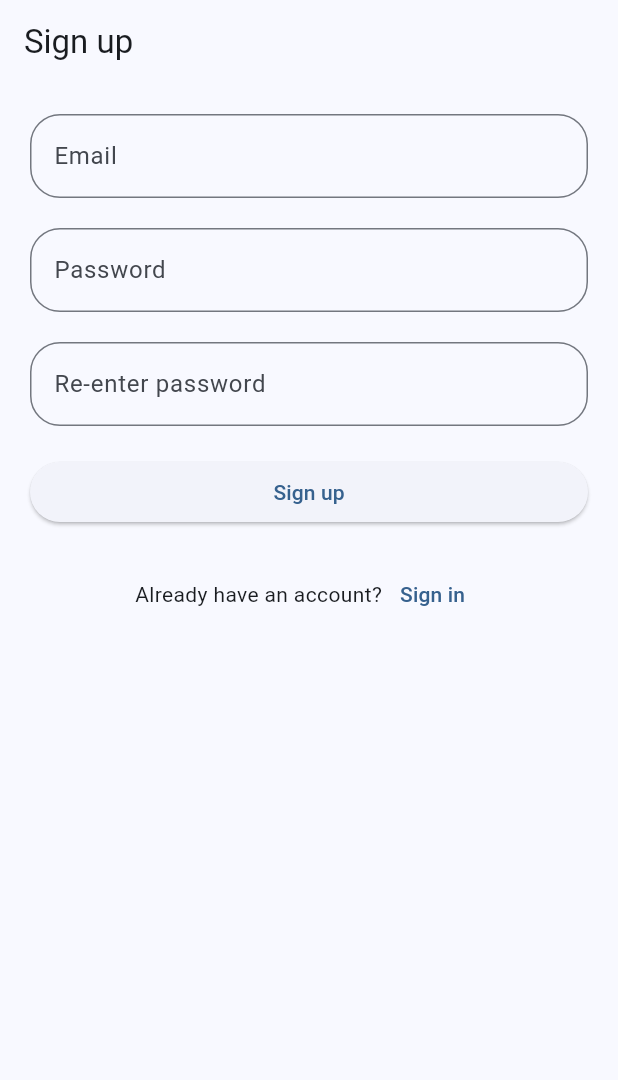
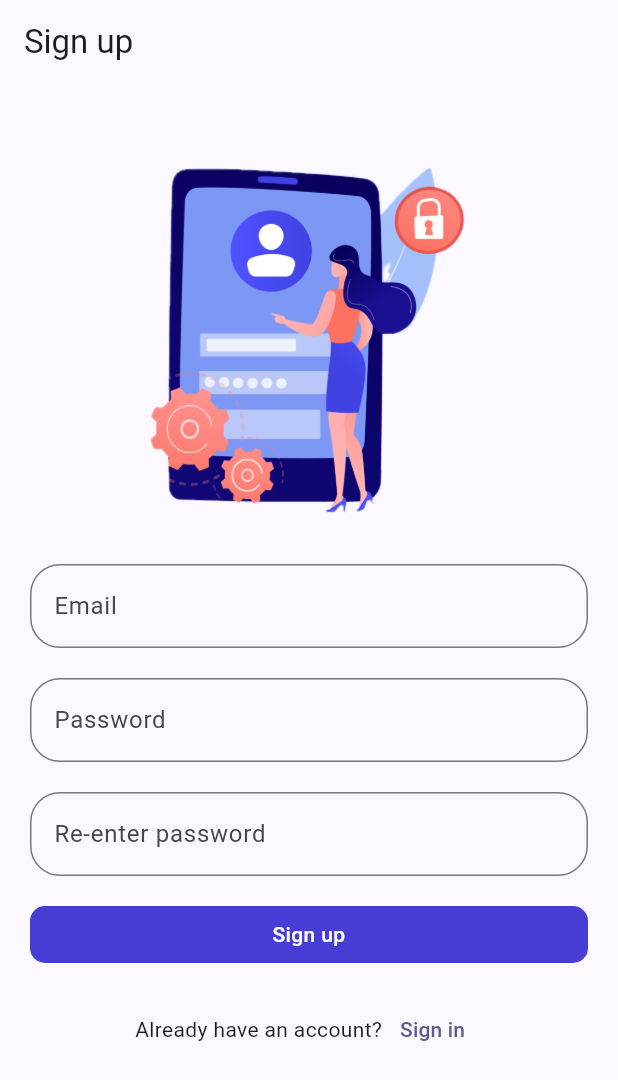
Before and after one commit to bintangbind9/simple_to_do_app, a Flutter app: the screen it shows after launch, after a tap on "Sign up", on a phone screen of 412 x 824 dp. Shown: the top 1080 px of the screen. Run offline on Flutter 3.47's test engine with Material 3 defaults, Android fonts, the phone set to English and light mode, and no system bars; our stand-ins replace cloud_firestore, firebase_auth, firebase_core, flutter_bloc, font_awesome_flutter, form_builder_validators and 2 more; accounts and stored records are empty; generated files the repository leaves out were written again; network calls fail.

Commit message:
UI Enhancement

```diff
--- /dev/null
+++ b/lib/src/common/constants/app_assets.dart
@@ -0,0 +1,8 @@
+class AppAssets {
+  static const String signinJpg = 'assets/images/signin.jpg';
+  static const String registerJpg = 'assets/images/register.jpg';
+  static const String signinSvg = 'assets/images/signin.svg';
+  static const String registerSvg = 'assets/images/register.svg';
+  static const String signinPng = 'assets/images/signin.png';
+  static const String registerPng = 'assets/images/register.png';
+}
--- a/lib/src/common/constants/app_styles.dart
+++ b/lib/src/common/constants/app_styles.dart
@@ -1,5 +1,16 @@
+import 'package:flutter/material.dart' show Colors, Color;
+
 class AppStyles {
   static const double mainPadding = 20;
   static const double mainMargin = 20;
   static const double mainBorderRadius = 20;
+  static const double pagePadding = 16;
+  static Color backgroundColor = Colors.grey[50]!;
+  static Color errorColor = Colors.red[300]!;
+  static Color textGrey = Colors.grey[600]!;
+  static Color fillGrey = Colors.grey[200]!;
+  static const Color primaryColor = Color.fromARGB(255, 71, 61, 212);
+  static const Color grayscaleOffWhite = Color(0xFFFCFCFC);
+  static const Color disableText = Color(0xFF949698);
+  static const Color disable = Color(0xFFD8DCDE);
 }
--- a/lib/src/presentation/app.dart
+++ b/lib/src/presentation/app.dart
@@ -1,5 +1,6 @@
 import 'package:flutter/material.dart';
 
+import '../common/constants/app_styles.dart';
 import 'pages/initial_page.dart';
 
 class App extends StatelessWidget {
@@ -12,8 +13,17 @@ class App extends StatelessWidget {
       child: MaterialApp(
         title: 'Simple Todo App',
         theme: ThemeData(
-          colorScheme: ColorScheme.fromSeed(seedColor: Colors.blue),
           useMaterial3: true,
+          colorScheme: ColorScheme.fromSeed(
+            seedColor: AppStyles.primaryColor,
+            brightness: Brightness.light,
+          ),
+          cardTheme: CardTheme(
+            elevation: 0,
+            shape: RoundedRectangleBorder(
+              borderRadius: BorderRadius.circular(12),
+            ),
+          ),
         ),
         debugShowCheckedModeBanner: false,
         debugShowMaterialGrid: false,
--- a/lib/src/presentation/pages/auth/login_page.dart
+++ b/lib/src/presentation/pages/auth/login_page.dart
@@ -3,6 +3,7 @@ import 'package:flutter_bloc/flutter_bloc.dart';
 import 'package:font_awesome_flutter/font_awesome_flutter.dart';
 import 'package:form_builder_validators/form_builder_validators.dart';
 
+import '../../../common/constants/app_assets.dart';
 import '../../../common/constants/app_styles.dart';
 import '../../../common/exceptions/auth_exceptions.dart';
 import '../../../common/utils/dialogs/info_dialog.dart';
@@ -10,6 +11,7 @@ import '../../../common/utils/extensions/double_extension.dart';
 import '../../../domain/usecases/auth/sign_in_with_email_and_password_use_case.dart';
 import '../../bloc/auth/auth_bloc.dart';
 import '../../widgets/auth/sign_in_with_google_button.dart';
+import '../../widgets/common_button.dart';
 import '../../widgets/common_text_form_field.dart';
 
 class LoginPage extends StatefulWidget {
@@ -81,6 +83,11 @@ class _LoginPageState extends State<LoginPage> {
             key: _formKey,
             child: ListView(
               children: [
+                Image.asset(
+                  AppAssets.signinPng,
+                  width: 300,
+                  height: 300,
+                ),
                 CommonTextFormField(
                   controller: emailController,
                   label: 'Email',
@@ -118,9 +125,9 @@ class _LoginPageState extends State<LoginPage> {
                   onEditingComplete: signIn,
                 ),
                 20.0.sizedBoxHeight,
-                ElevatedButton(
+                CommonButton(
+                  text: 'Sign in',
                   onPressed: signIn,
-                  child: Text('Sign in'),
                 ),
                 20.0.sizedBoxHeight,
                 Text(
--- a/lib/src/presentation/pages/auth/register_page.dart
+++ b/lib/src/presentation/pages/auth/register_page.dart
@@ -2,6 +2,7 @@ import 'package:flutter/material.dart';
 import 'package:flutter_bloc/flutter_bloc.dart';
 import 'package:form_builder_validators/form_builder_validators.dart';
 
+import '../../../common/constants/app_assets.dart';
 import '../../../common/constants/app_styles.dart';
 import '../../../common/exceptions/auth_exceptions.dart';
 import '../../../common/utils/dialogs/info_dialog.dart';
@@ -10,6 +11,7 @@ import '../../../common/utils/validator_util.dart';
 import '../../../domain/usecases/auth/create_user_with_email_and_password_use_case.dart';
 import '../../bloc/auth/auth_bloc.dart';
 import '../../bloc/auth/equal_password_validation/equal_password_validation_bloc.dart';
+import '../../widgets/common_button.dart';
 import '../../widgets/common_text_form_field.dart';
 
 class RegisterPage extends StatefulWidget {
@@ -60,6 +62,11 @@ class _RegisterPageState extends State<RegisterPage> {
             key: _formKey,
             child: ListView(
               children: [
+                Image.asset(
+                  AppAssets.registerPng,
+                  width: 300,
+                  height: 300,
+                ),
                 CommonTextFormField(
                   controller: emailController,
                   label: 'Email',
@@ -100,7 +107,8 @@ class _RegisterPageState extends State<RegisterPage> {
                   },
                 ),
                 20.0.sizedBoxHeight,
-                ElevatedButton(
+                CommonButton(
+                  text: 'Sign up',
                   onPressed: () {
                     if (!_formKey.currentState!.validate()) return;
 
@@ -110,7 +118,6 @@ class _RegisterPageState extends State<RegisterPage> {
                           password: passwordController.text,
                         )));
                   },
-                  child: Text('Sign up'),
                 ),
                 20.0.sizedBoxHeight,
                 Row(
--- a/lib/src/presentation/pages/initial_page.dart
+++ b/lib/src/presentation/pages/initial_page.dart
@@ -42,7 +42,7 @@ class _InitialPageState extends State<InitialPage> {
         if (state is AuthSignedOut) {
           return const LoginPage();
         } else if (state is AuthSignedIn || state is AuthNeedsVerification) {
-          return TodoPage(title: 'Todo List');
+          return TodoPage(title: 'To Do List');
         } else if (state is AuthRegistering) {
           return const RegisterPage();
         } else {
--- a/lib/src/presentation/widgets/auth/sign_in_with_google_button/mobile.dart
+++ b/lib/src/presentation/widgets/auth/sign_in_with_google_button/mobile.dart
@@ -7,6 +7,7 @@ import 'package:flutter_bloc/flutter_bloc.dart';
 import 'package:font_awesome_flutter/font_awesome_flutter.dart';
 
 import '../../../bloc/auth/auth_bloc.dart';
+import '../../common_button.dart';
 import 'stub.dart';
 
 /// Renders a SIGN IN button that calls `handleSignIn` onclick.
@@ -14,15 +15,12 @@ Widget buildSignInWithGoogleButton({
   required BuildContext context,
   HandleSignInFn? onPressed,
 }) {
-  return ElevatedButton(
+  return CommonButton(
+    text: 'Sign in with Google',
     onPressed: () => context.read<AuthBloc>().add(SignInWithGoogle()),
-    child: Row(
-      mainAxisAlignment: MainAxisAlignment.center,
-      spacing: 10,
-      children: [
-        const FaIcon(FontAwesomeIcons.google),
-        Text('Sign in with Google'),
-      ],
-    ),
+    icon: FontAwesomeIcons.google,
+    textColor: Colors.black54,
+    backgroundColor: Colors.white,
+    borderColor: Colors.black54,
   );
 }
--- /dev/null
+++ b/lib/src/presentation/widgets/common_button.dart
@@ -0,0 +1,70 @@
+import 'package:flutter/material.dart';
+import 'package:font_awesome_flutter/font_awesome_flutter.dart';
+
+import '../../common/constants/app_styles.dart';
+
+class CommonButton extends StatelessWidget {
+  final VoidCallback? onPressed;
+  final String text;
+  final Color textColor;
+  final Color backgroundColor;
+  final Color borderColor;
+  final IconData? icon;
+
+  const CommonButton({
+    super.key,
+    this.onPressed,
+    required this.text,
+    this.textColor = AppStyles.grayscaleOffWhite,
+    this.backgroundColor = AppStyles.primaryColor,
+    this.borderColor = AppStyles.primaryColor,
+    this.icon,
+  });
+
+  @override
+  Widget build(BuildContext context) {
+    return Material(
+      type: MaterialType.transparency,
+      child: InkWell(
+        onTap: onPressed,
+        borderRadius: BorderRadius.circular(10),
+        child: Ink(
+          padding: const EdgeInsets.symmetric(vertical: 8, horizontal: 16),
+          decoration: BoxDecoration(
+            color: onPressed == null ? AppStyles.disable : backgroundColor,
+            borderRadius: BorderRadius.circular(10),
+            border: Border.all(
+                color: onPressed == null ? AppStyles.disable : borderColor,
+                width: 1),
+          ),
+          child: icon == null
+              ? textWidget()
+              : Row(
+                  mainAxisAlignment: MainAxisAlignment.center,
+                  spacing: 10,
+                  children: [
+                    FaIcon(
+                      icon,
+                      color:
+                          onPressed == null ? AppStyles.disableText : textColor,
+                    ),
+                    textWidget(),
+                  ],
+                ),
+        ),
+      ),
+    );
+  }
+
+  Text textWidget() {
+    return Text(
+      text,
+      textAlign: TextAlign.center,
+      overflow: TextOverflow.ellipsis,
+      style: TextStyle(
+        color: onPressed == null ? AppStyles.disableText : textColor,
+        fontWeight: FontWeight.w500,
+      ),
+    );
+  }
+}
--- a/pubspec.yaml
+++ b/pubspec.yaml
@@ -68,7 +68,8 @@ flutter:
   uses-material-design: true
 
   # To add assets to your application, add an assets section, like this:
-  # assets:
+  assets:
+    - assets/images/
   #   - images/a_dot_burr.jpeg
   #   - images/a_dot_ham.jpeg
 
```
Also changed, not shown: lib/src/presentation/pages/to_do_page.dart (+63 -32 lines), lib/src/presentation/widgets/todo_item.dart (added, +59 -0 lines), assets/images/register.jpg (added), assets/images/register.png (added), assets/images/register.svg (added), assets/images/signin.jpg (added), assets/images/signin.png (added), assets/images/signin.svg (added).
